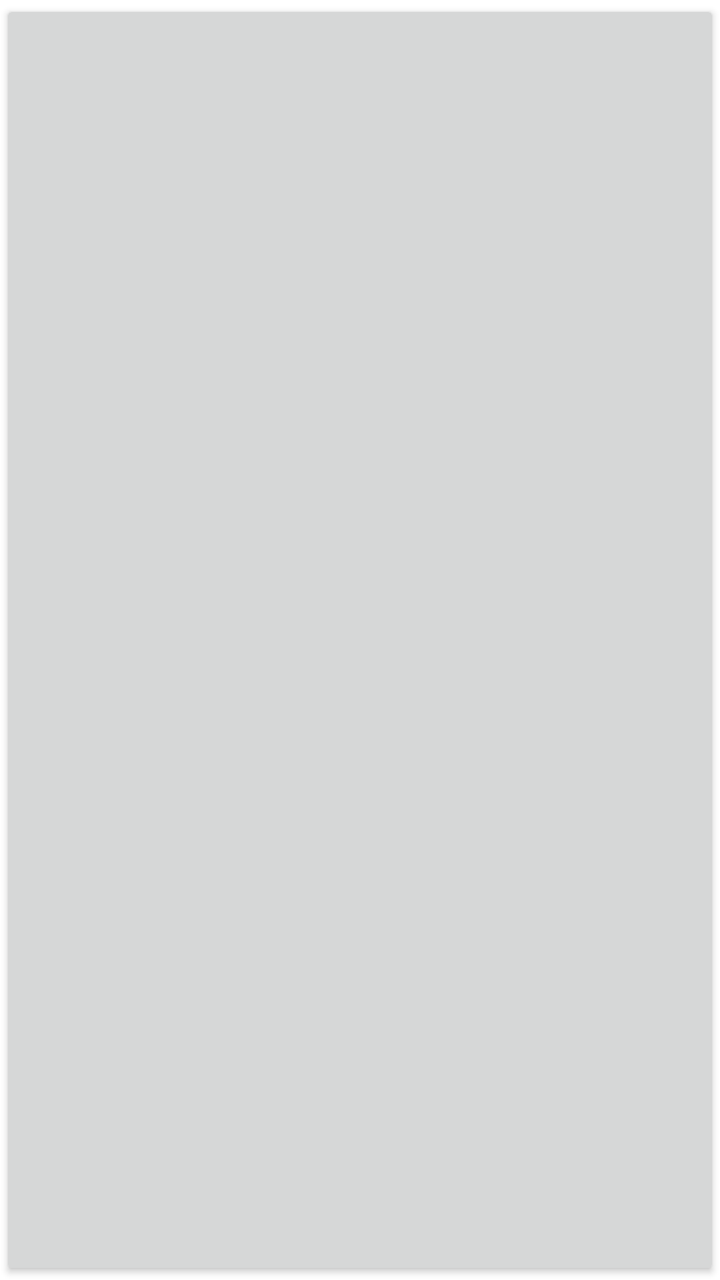
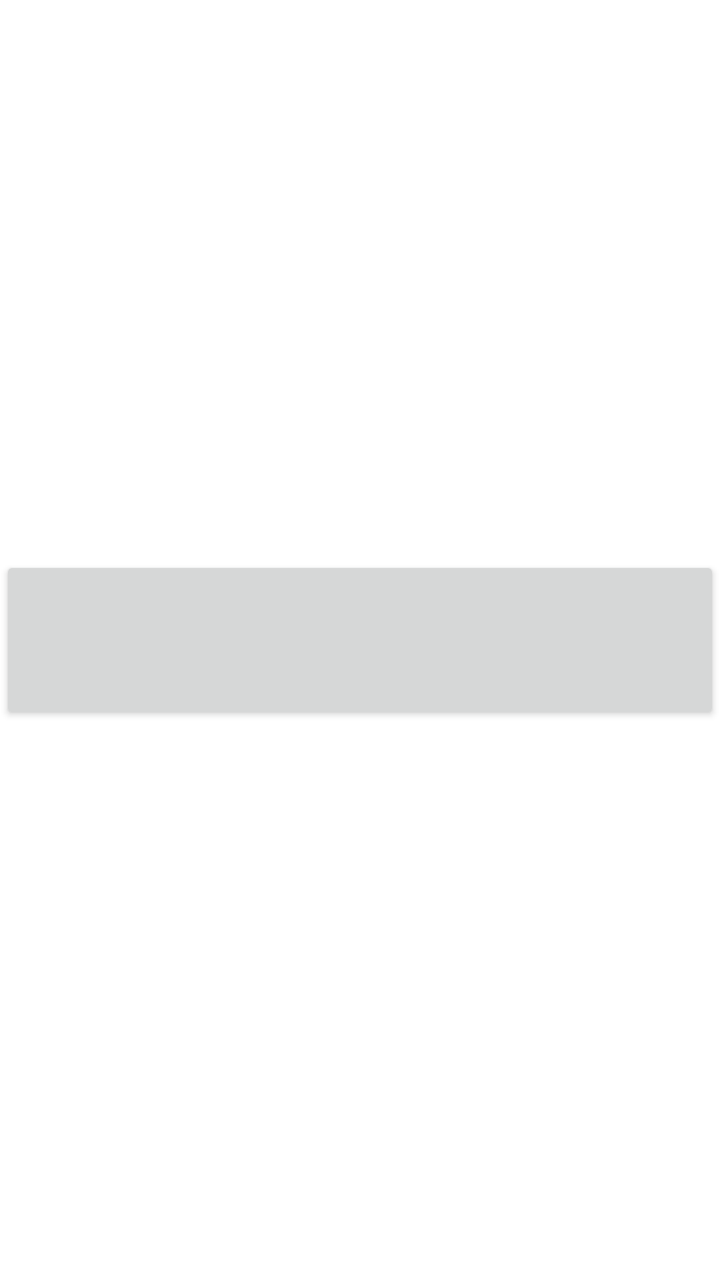

The first picture is an Android layout as it rendered before a commit; the second is the same layout after the commit. The layout source and the unified diff follow.
<!-- AndroidManifest.xml: application theme AppTheme -->
<!-- res/layout/card_home.xml -->
<?xml version="1.0" encoding="utf-8"?>
<androidx.cardview.widget.CardView
    android:id="@+id/cv"
    xmlns:android="http://schemas.android.com/apk/res/android"
    xmlns:app="http://schemas.android.com/apk/res-auto"
    android:layout_width="match_parent"
    android:layout_height="wrap_content"
    android:shape="rectangle"
    android:thicknessRatio="1.9"
    app:cardBackgroundColor="@color/white"
    app:cardCornerRadius="0dp"
    app:cardElevation="0dp"
    app:contentPadding="0dp">

    <androidx.appcompat.widget.AppCompatButton
        android:id="@+id/btnTitle"
        style="@style/buttonStyle"
        android:layout_width="match_parent"
        android:layout_height="match_parent"
        android:layout_gravity="center"
        android:gravity="center"
        android:padding="30dp"
        android:textSize="@dimen/text_size_medium"
    />
    
    
    
    
    
    
    

    

    


</androidx.cardview.widget.CardView>
<!-- resources referenced by this layout -->
<resources>
  <color name="white">#ffffff</color>
  <dimen name="text_size_medium">16sp</dimen>
  <style name="buttonStyle">
          <item name="android:textColor">@color/white</item>
      </style>
  <style name="AppTheme" parent="Theme.AppCompat.Light.DarkActionBar">
          
          
          
          
  
      </style>
</resources>

<!-- the commit's change to res/layout/card_home.xml (unified diff, before → after) -->
@@ -12,16 +12,23 @@
     app:cardElevation="0dp"
     app:contentPadding="0dp">
 
+    
     <androidx.appcompat.widget.AppCompatButton
         android:id="@+id/btnTitle"
         style="@style/buttonStyle"
         android:layout_width="match_parent"
-        android:layout_height="match_parent"
+        android:layout_height="84dp"
         android:layout_gravity="center"
+        android:ellipsize="end"
         android:gravity="center"
-        android:padding="30dp"
+        android:maxLines="1"
+        android:paddingLeft="6dp"
+        android:paddingRight="6dp"
         android:textSize="@dimen/text_size_medium"
-    />
+        app:autoSizeMaxTextSize="16sp"
+        app:autoSizeMinTextSize="11sp"
+        app:autoSizeStepGranularity="1sp"
+        app:autoSizeTextType="uniform" />
     
     
     
